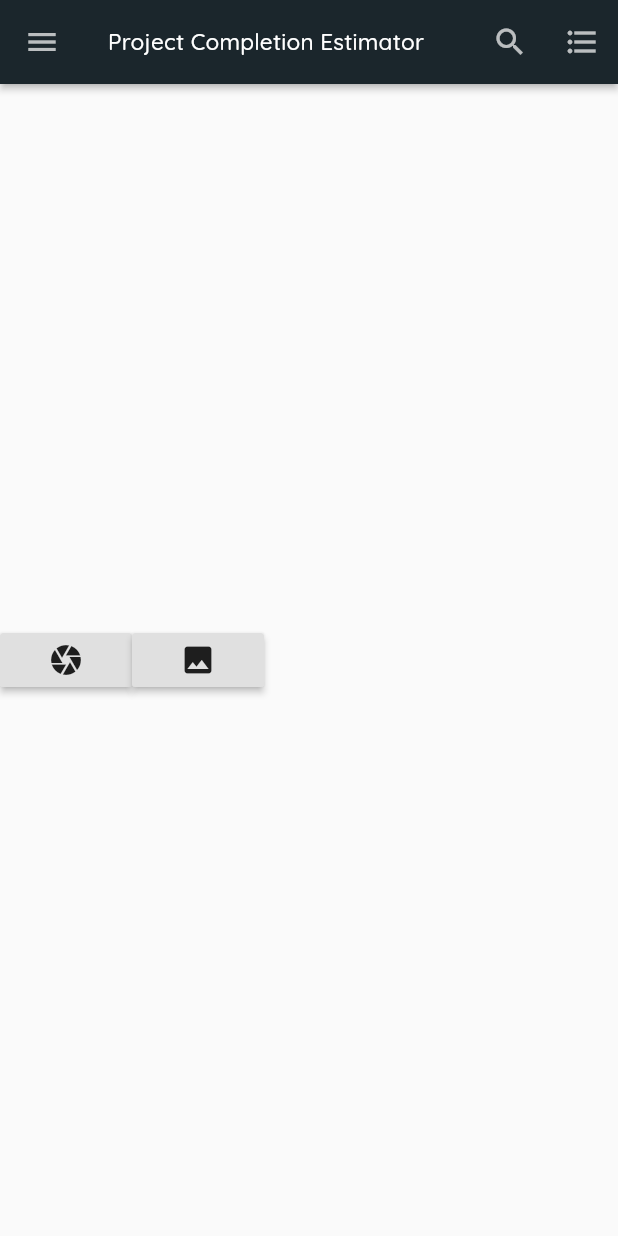
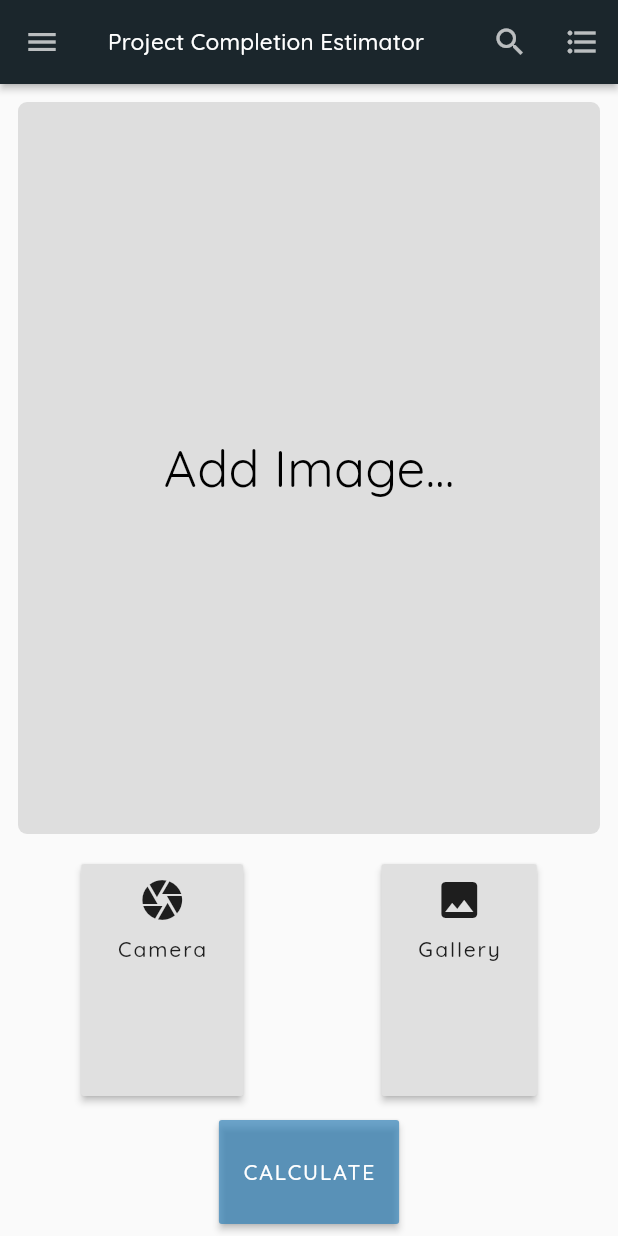
Before and after one commit to JerinFrancisA/SIH, a Flutter app: the ProjectCompletionEstimator screen opened by its route, on a phone screen of 412 x 824 dp. Run offline on Flutter 3.47's test engine with Material 2 defaults, Android fonts, the phone set to English and light mode, and no system bars; our stand-ins replace cloud_firestore, google_fonts, image_picker; accounts and stored records are empty.

Commit message:
image addn

```diff
--- a/lib/screens/project_completion_estimator.dart
+++ b/lib/screens/project_completion_estimator.dart
@@ -1,5 +1,6 @@
 import 'dart:io';
 
+import 'package:SIH/utilities/constants.dart';
 import 'package:flutter/material.dart';
 import 'package:image_picker/image_picker.dart';
 
@@ -55,15 +56,92 @@ class _ProjectCompletionEstimatorState
         ),
         body: Center(
           child: Container(
-            child: Row(
+            child: Column(
               children: <Widget>[
-                RaisedButton(
-                  onPressed: () {},
-                  child: Icon(Icons.camera),
+                Expanded(
+                  flex: 6,
+                  child: Padding(
+                    padding: const EdgeInsets.all(12.0),
+                    child: Container(
+                      decoration: BoxDecoration(
+                        color: Color(0xFFDEDEDE),
+                        borderRadius: BorderRadius.circular(6.0),
+                      ),
+                      child: _image != null
+                          ? Image.file(_image)
+                          : Center(
+                              child: Text(
+                                'Add Image...',
+                                style: Theme.of(context)
+                                    .textTheme
+                                    .headline4
+                                    .copyWith(color: Colors.black),
+                              ),
+                            ),
+                    ),
+                  ),
                 ),
-                RaisedButton(
-                  onPressed: () {},
-                  child: Icon(Icons.image),
+                Expanded(
+                  flex: 2,
+                  child: Padding(
+                    padding: const EdgeInsets.all(8.0),
+                    child: Row(
+                      mainAxisAlignment: MainAxisAlignment.spaceAround,
+                      children: <Widget>[
+                        RaisedButton(
+                          onPressed: getImageFromCamera,
+                          child: Padding(
+                            padding: const EdgeInsets.all(8.0),
+                            child: Column(
+                              children: <Widget>[
+                                Icon(
+                                  Icons.camera,
+                                  size: 32.0,
+                                ),
+                                SizedBox(height: 8.0),
+                                Text('Camera'),
+                              ],
+                            ),
+                          ),
+                        ),
+                        RaisedButton(
+                          onPressed: getImageFromGallery,
+                          child: Padding(
+                            padding: const EdgeInsets.all(8.0),
+                            child: Column(
+                              children: <Widget>[
+                                Icon(
+                                  Icons.image,
+                                  size: 32.0,
+                                ),
+                                SizedBox(height: 8.0),
+                                Text('Gallery'),
+                              ],
+                            ),
+                          ),
+                        ),
+                      ],
+                    ),
+                  ),
+                ),
+                Expanded(
+                  flex: 1,
+                  child: Padding(
+                    padding: const EdgeInsets.all(8.0),
+                    child: RaisedButton(
+                      onPressed: () {
+                        print('asd');
+                      },
+                      child: Text(
+                        'CALCULATE',
+                        style: Theme.of(context)
+                            .textTheme
+                            .button
+                            .copyWith(color: Colors.white),
+                      ),
+                      color: kButtonColor.withOpacity(0.7),
+                    ),
+                  ),
                 ),
               ],
             ),
```
